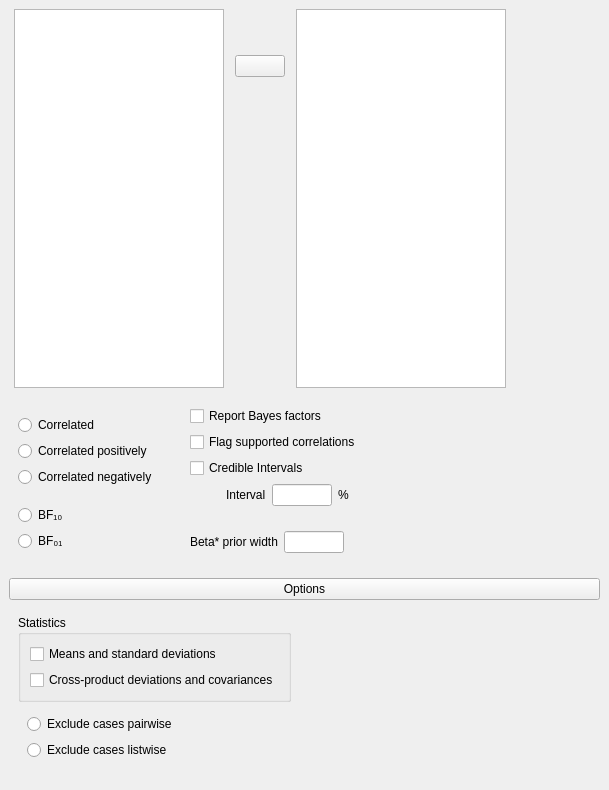
jasp-stats/jasp-desktop, file JASP-Desktop/analysisforms/correlationbayesianform.ui: the form before one commit.
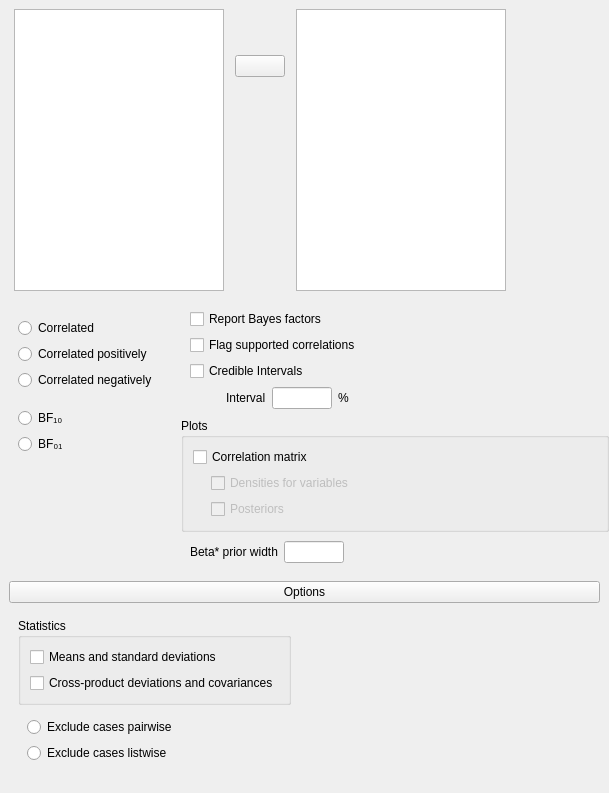
The form after the commit. Custom widgets are drawn as their Qt base class.

Commit message:
B Correlation: Added plot options
closes #242

```diff
--- a/JASP-Desktop/analysisforms/correlationbayesianform.ui
+++ b/JASP-Desktop/analysisforms/correlationbayesianform.ui
@@ -7,7 +7,7 @@
     <x>0</x>
     <y>0</y>
     <width>609</width>
-    <height>790</height>
+    <height>793</height>
    </rect>
   </property>
   <property name="windowTitle">
@@ -29,152 +29,6 @@
    <property name="verticalSpacing">
     <number>0</number>
    </property>
-   <item row="0" column="0" colspan="2">
-    <widget class="QWidget" name="widget_4" native="true">
-     <property name="minimumSize">
-      <size>
-       <width>0</width>
-       <height>300</height>
-      </size>
-     </property>
-     <layout class="QGridLayout" name="gridLayout_7">
-      <item row="1" column="1">
-       <widget class="AssignButton" name="assignButton">
-        <property name="maximumSize">
-         <size>
-          <width>50</width>
-          <height>16777215</height>
-         </size>
-        </property>
-        <property name="text">
-         <string/>
-        </property>
-       </widget>
-      </item>
-      <item row="2" column="1">
-       <spacer name="verticalSpacer">
-        <property name="orientation">
-         <enum>Qt::Vertical</enum>
-        </property>
-        <property name="sizeHint" stdset="0">
-         <size>
-          <width>20</width>
-          <height>40</height>
-         </size>
-        </property>
-       </spacer>
-      </item>
-      <item row="0" column="1">
-       <widget class="QWidget" name="widget" native="true">
-        <property name="minimumSize">
-         <size>
-          <width>0</width>
-          <height>40</height>
-         </size>
-        </property>
-       </widget>
-      </item>
-      <item row="0" column="2" rowspan="3">
-       <widget class="BoundListView" name="variables">
-        <property name="maximumSize">
-         <size>
-          <width>210</width>
-          <height>16777215</height>
-         </size>
-        </property>
-       </widget>
-      </item>
-      <item row="0" column="0" rowspan="3">
-       <widget class="AvailableFieldsListView" name="availableVariables">
-        <property name="maximumSize">
-         <size>
-          <width>210</width>
-          <height>16777215</height>
-         </size>
-        </property>
-       </widget>
-      </item>
-     </layout>
-    </widget>
-   </item>
-   <item row="0" column="2">
-    <widget class="QWidget" name="widget_2" native="true">
-     <property name="minimumSize">
-      <size>
-       <width>80</width>
-       <height>0</height>
-      </size>
-     </property>
-    </widget>
-   </item>
-   <item row="1" column="0" rowspan="2">
-    <widget class="QWidget" name="widget_5" native="true">
-     <layout class="QGridLayout" name="gridLayout_11">
-      <property name="verticalSpacing">
-       <number>0</number>
-      </property>
-      <item row="1" column="0">
-       <widget class="BoundGroupBox" name="bayesFactorType" native="true">
-        <property name="title" stdset="0">
-         <string>Bayes factor</string>
-        </property>
-        <property name="flat" stdset="0">
-         <bool>true</bool>
-        </property>
-        <layout class="QGridLayout" name="gridLayout_2">
-         <item row="0" column="0">
-          <widget class="QRadioButton" name="radioButton">
-           <property name="text">
-            <string>BF₁₀</string>
-           </property>
-          </widget>
-         </item>
-         <item row="1" column="0">
-          <widget class="QRadioButton" name="radioButton_2">
-           <property name="text">
-            <string>BF₀₁</string>
-           </property>
-          </widget>
-         </item>
-        </layout>
-       </widget>
-      </item>
-      <item row="0" column="0">
-       <widget class="BoundGroupBox" name="hypothesis" native="true">
-        <property name="title" stdset="0">
-         <string>Hypothesis</string>
-        </property>
-        <property name="flat" stdset="0">
-         <bool>true</bool>
-        </property>
-        <layout class="QGridLayout" name="gridLayout_3">
-         <item row="0" column="0">
-          <widget class="QRadioButton" name="_1correlated">
-           <property name="text">
-            <string>Correlated</string>
-           </property>
-          </widget>
-         </item>
-         <item row="2" column="0">
-          <widget class="QRadioButton" name="_3correlatedNegatively">
-           <property name="text">
-            <string>Correlated negatively</string>
-           </property>
-          </widget>
-         </item>
-         <item row="1" column="0">
-          <widget class="QRadioButton" name="_2correlatedPositively">
-           <property name="text">
-            <string>Correlated positively</string>
-           </property>
-          </widget>
-         </item>
-        </layout>
-       </widget>
-      </item>
-     </layout>
-    </widget>
-   </item>
    <item row="1" column="1" colspan="2">
     <widget class="QWidget" name="widget_7" native="true">
      <layout class="QGridLayout" name="gridLayout_5">
@@ -270,7 +124,98 @@
      </layout>
     </widget>
    </item>
-   <item row="2" column="1">
+   <item row="1" column="0" rowspan="3">
+    <widget class="QWidget" name="widget_5" native="true">
+     <layout class="QGridLayout" name="gridLayout_11">
+      <property name="verticalSpacing">
+       <number>0</number>
+      </property>
+      <item row="0" column="0">
+       <widget class="BoundGroupBox" name="hypothesis" native="true">
+        <property name="title" stdset="0">
+         <string>Hypothesis</string>
+        </property>
+        <property name="flat" stdset="0">
+         <bool>true</bool>
+        </property>
+        <layout class="QGridLayout" name="gridLayout_3">
+         <item row="0" column="0">
+          <widget class="QRadioButton" name="_1correlated">
+           <property name="text">
+            <string>Correlated</string>
+           </property>
+          </widget>
+         </item>
+         <item row="2" column="0">
+          <widget class="QRadioButton" name="_3correlatedNegatively">
+           <property name="text">
+            <string>Correlated negatively</string>
+           </property>
+          </widget>
+         </item>
+         <item row="1" column="0">
+          <widget class="QRadioButton" name="_2correlatedPositively">
+           <property name="text">
+            <string>Correlated positively</string>
+           </property>
+          </widget>
+         </item>
+        </layout>
+       </widget>
+      </item>
+      <item row="1" column="0">
+       <widget class="BoundGroupBox" name="bayesFactorType" native="true">
+        <property name="title" stdset="0">
+         <string>Bayes factor</string>
+        </property>
+        <property name="flat" stdset="0">
+         <bool>true</bool>
+        </property>
+        <layout class="QGridLayout" name="gridLayout_2">
+         <item row="0" column="0">
+          <widget class="QRadioButton" name="radioButton">
+           <property name="text">
+            <string>BF₁₀</string>
+           </property>
+          </widget>
+         </item>
+         <item row="1" column="0">
+          <widget class="QRadioButton" name="radioButton_2">
+           <property name="text">
+            <string>BF₀₁</string>
+           </property>
+          </widget>
+         </item>
+        </layout>
+       </widget>
+      </item>
+      <item row="2" column="0">
+       <spacer name="verticalSpacer_2">
+        <property name="orientation">
+         <enum>Qt::Vertical</enum>
+        </property>
+        <property name="sizeHint" stdset="0">
+         <size>
+          <width>20</width>
+          <height>40</height>
+         </size>
+        </property>
+       </spacer>
+      </item>
+     </layout>
+    </widget>
+   </item>
+   <item row="0" column="2">
+    <widget class="QWidget" name="widget_2" native="true">
+     <property name="minimumSize">
+      <size>
+       <width>80</width>
+       <height>0</height>
+      </size>
+     </property>
+    </widget>
+   </item>
+   <item row="3" column="1">
     <widget class="QWidget" name="groupPrior" native="true">
      <layout class="QGridLayout" name="gridLayout_8">
       <item row="0" column="1">
@@ -306,7 +251,75 @@
      </layout>
     </widget>
    </item>
-   <item row="3" column="0" colspan="3">
+   <item row="0" column="0" colspan="2">
+    <widget class="QWidget" name="widget_4" native="true">
+     <property name="minimumSize">
+      <size>
+       <width>0</width>
+       <height>300</height>
+      </size>
+     </property>
+     <layout class="QGridLayout" name="gridLayout_7">
+      <item row="1" column="1">
+       <widget class="AssignButton" name="assignButton">
+        <property name="maximumSize">
+         <size>
+          <width>50</width>
+          <height>16777215</height>
+         </size>
+        </property>
+        <property name="text">
+         <string/>
+        </property>
+       </widget>
+      </item>
+      <item row="2" column="1">
+       <spacer name="verticalSpacer">
+        <property name="orientation">
+         <enum>Qt::Vertical</enum>
+        </property>
+        <property name="sizeHint" stdset="0">
+         <size>
+          <width>20</width>
+          <height>40</height>
+         </size>
+        </property>
+       </spacer>
+      </item>
+      <item row="0" column="1">
+       <widget class="QWidget" name="widget" native="true">
+        <property name="minimumSize">
+         <size>
+          <width>0</width>
+          <height>40</height>
+         </size>
+        </property>
+       </widget>
+      </item>
+      <item row="0" column="2" rowspan="3">
+       <widget class="BoundListView" name="variables">
+        <property name="maximumSize">
+         <size>
+          <width>210</width>
+          <height>16777215</height>
+         </size>
+        </property>
+       </widget>
+      </item>
+      <item row="0" column="0" rowspan="3">
+       <widget class="AvailableFieldsListView" name="availableVariables">
+        <property name="maximumSize">
+         <size>
+          <width>210</width>
+          <height>16777215</height>
+         </size>
+        </property>
+       </widget>
+      </item>
+     </layout>
+    </widget>
+   </item>
+   <item row="4" column="0" colspan="3">
     <widget class="QWidget" name="optionsWidget" native="true">
      <layout class="QGridLayout" name="gridLayout">
       <item row="0" column="0">
@@ -393,6 +406,65 @@
      </layout>
     </widget>
    </item>
+   <item row="2" column="1" colspan="2">
+    <widget class="GroupBox" name="groupBox_2">
+     <property name="title">
+      <string>Plots</string>
+     </property>
+     <layout class="QGridLayout" name="gridLayout_13">
+      <item row="3" column="1">
+       <spacer name="verticalSpacer_3">
+        <property name="orientation">
+         <enum>Qt::Vertical</enum>
+        </property>
+        <property name="sizeHint" stdset="0">
+         <size>
+          <width>20</width>
+          <height>40</height>
+         </size>
+        </property>
+       </spacer>
+      </item>
+      <item row="1" column="1">
+       <widget class="BoundCheckBox" name="plotDensitiesForVariables">
+        <property name="enabled">
+         <bool>false</bool>
+        </property>
+        <property name="text">
+         <string>Densities for variables</string>
+        </property>
+       </widget>
+      </item>
+      <item row="0" column="0" colspan="2">
+       <widget class="BoundCheckBox" name="plotCorrelationMatrix">
+        <property name="text">
+         <string>Correlation matrix</string>
+        </property>
+       </widget>
+      </item>
+      <item row="2" column="1">
+       <widget class="BoundCheckBox" name="plotPosteriors">
+        <property name="enabled">
+         <bool>false</bool>
+        </property>
+        <property name="text">
+         <string>Posteriors</string>
+        </property>
+       </widget>
+      </item>
+      <item row="1" column="0" rowspan="2">
+       <widget class="QWidget" name="widget_9" native="true">
+        <property name="maximumSize">
+         <size>
+          <width>12</width>
+          <height>16777215</height>
+         </size>
+        </property>
+       </widget>
+      </item>
+     </layout>
+    </widget>
+   </item>
   </layout>
  </widget>
  <customwidgets>
```
Left out of the diff: 35 changed lines with no effect on the pictures. The commit also changes 1 other file.
